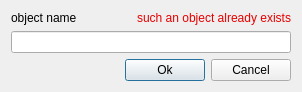
Before: the Qt Designer form ilastik/workflows/carving/saveAsDialog.ui in ilastik/ilastik, drawn with Qt 5.
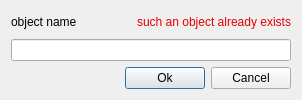
After: the same form once the commit is applied.

Commit message: Assigned new names to several dialogs to avoid clashes during recorded testing.

What changed in the file:
```diff
--- a/ilastik/workflows/carving/saveAsDialog.ui
+++ b/ilastik/workflows/carving/saveAsDialog.ui
@@ -7,7 +7,7 @@
     <x>0</x>
     <y>0</y>
     <width>302</width>
-    <height>86</height>
+    <height>100</height>
    </rect>
   </property>
   <property name="windowTitle">
```
Left out of the diff: 4 changed lines with no effect on the pictures. The commit also changes 5 other files.
